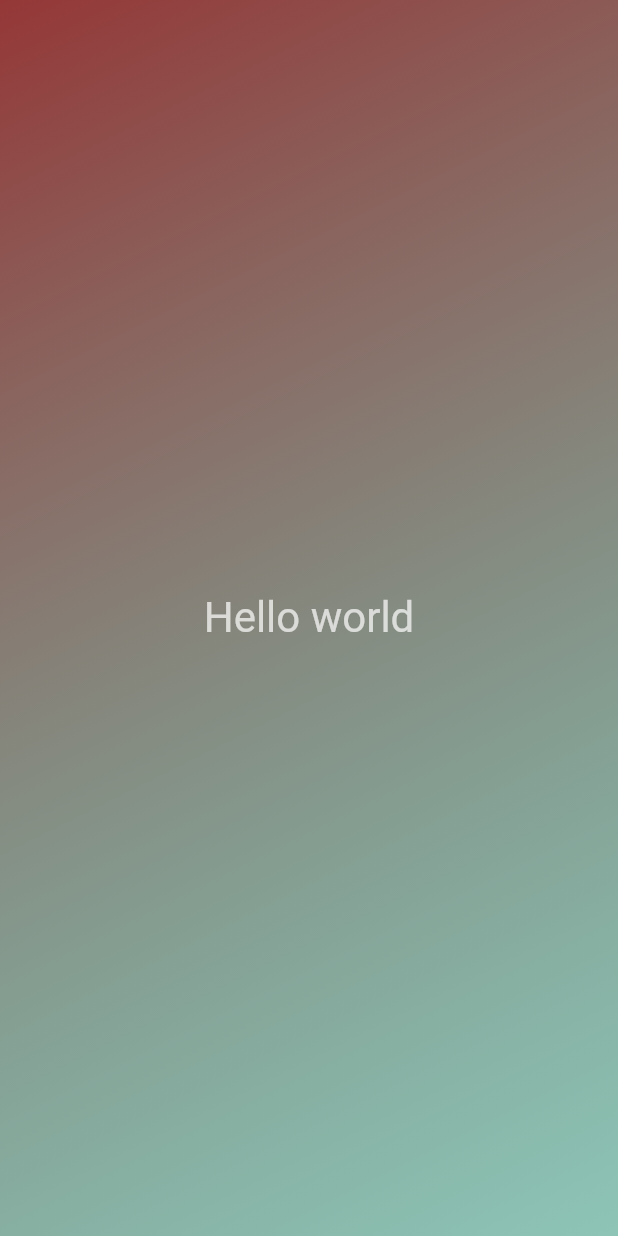
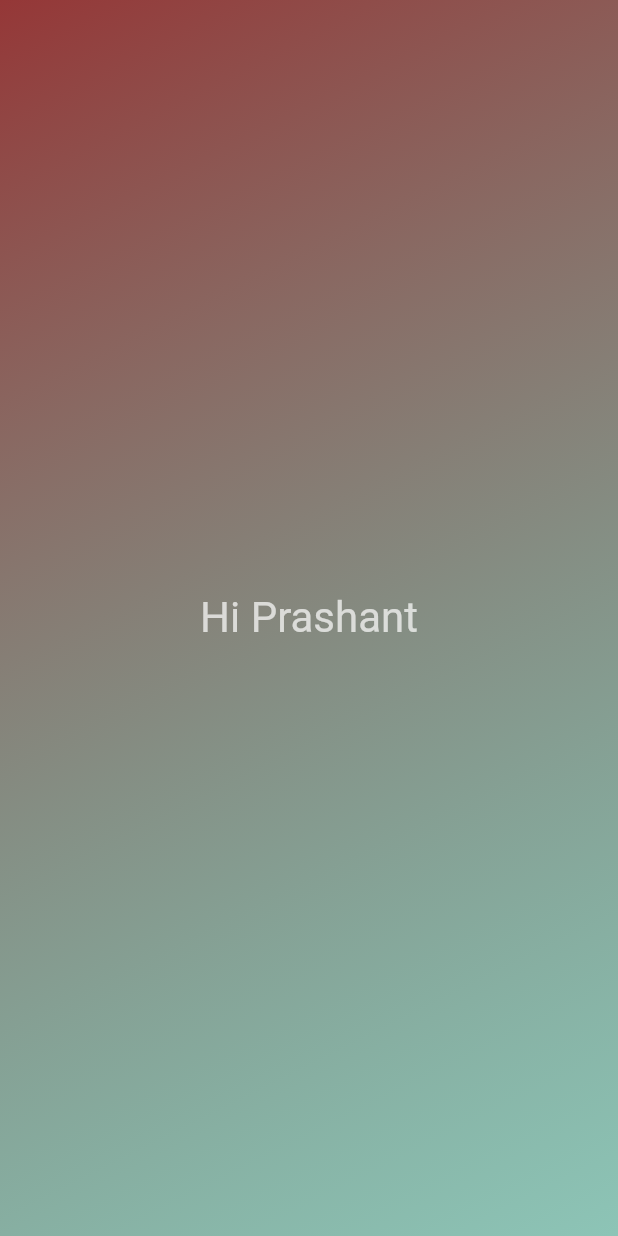
Before and after one commit to prashantbhat84/flutter-learning, a Flutter app: the screen it shows after launch, on a phone screen of 412 x 824 dp. Run offline on Flutter 3.47's test engine with Material 2 defaults, Android fonts, the phone set to English and light mode, and no system bars.

Commit message:
changes to the course

```diff
--- a/lib/gradient_container.dart
+++ b/lib/gradient_container.dart
@@ -1,6 +1,9 @@
 import 'package:flutter/material.dart';
 
 import 'package:flutter_new/styled_text.dart';
+
+const startAlignment = Alignment.topLeft;
+const endAlignment = Alignment.bottomRight;
 
 class GradientContainer extends StatelessWidget {
   const GradientContainer({super.key});
@@ -11,8 +14,8 @@ class GradientContainer extends StatelessWidget {
           gradient: LinearGradient(colors: [
         Color.fromARGB(255, 149, 55, 55),
         Color.fromARGB(137, 47, 150, 124)
-      ], begin: Alignment.topLeft, end: Alignment.bottomRight)),
-      child: const Center(child: StyledText()),
+      ], begin: startAlignment, end: endAlignment)),
+      child: const Center(child: StyledText('Hi Prashant')),
     );
   }
 }
--- a/lib/styled_text.dart
+++ b/lib/styled_text.dart
@@ -1,10 +1,11 @@
 import 'package:flutter/material.dart';
 
 class StyledText extends StatelessWidget {
-  const StyledText({super.key});
+  const StyledText(this.text, {super.key});
+  final String text;
   @override
   Widget build(context) {
-    return const Text('Hello world',
-        style: TextStyle(color: Colors.white70, fontSize: 28));
+    return Text(text,
+        style: const TextStyle(color: Colors.white70, fontSize: 28));
   }
 }
```
